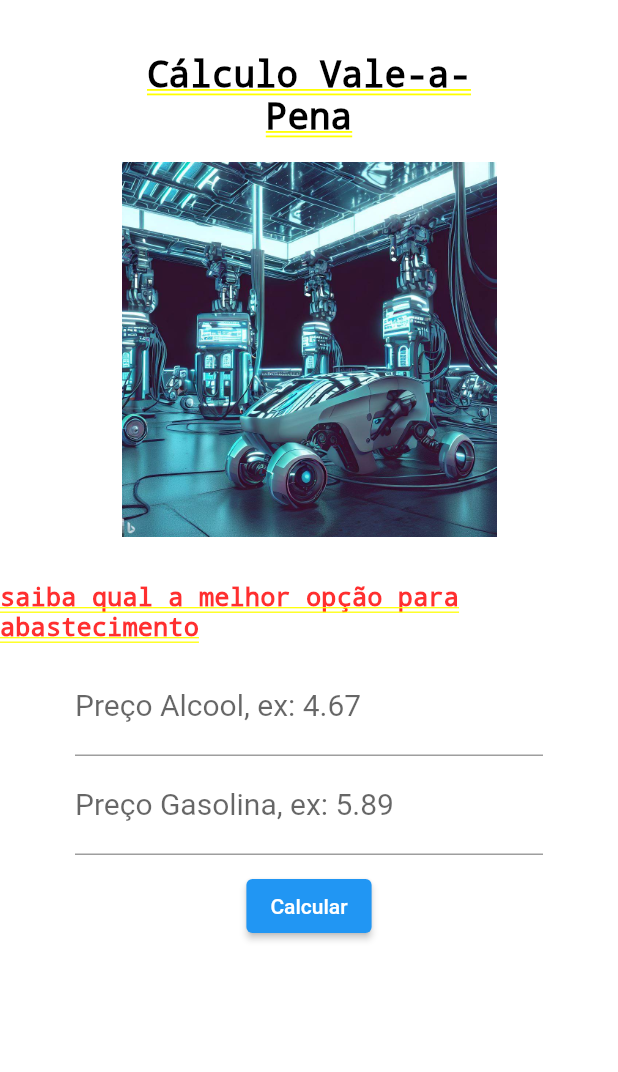
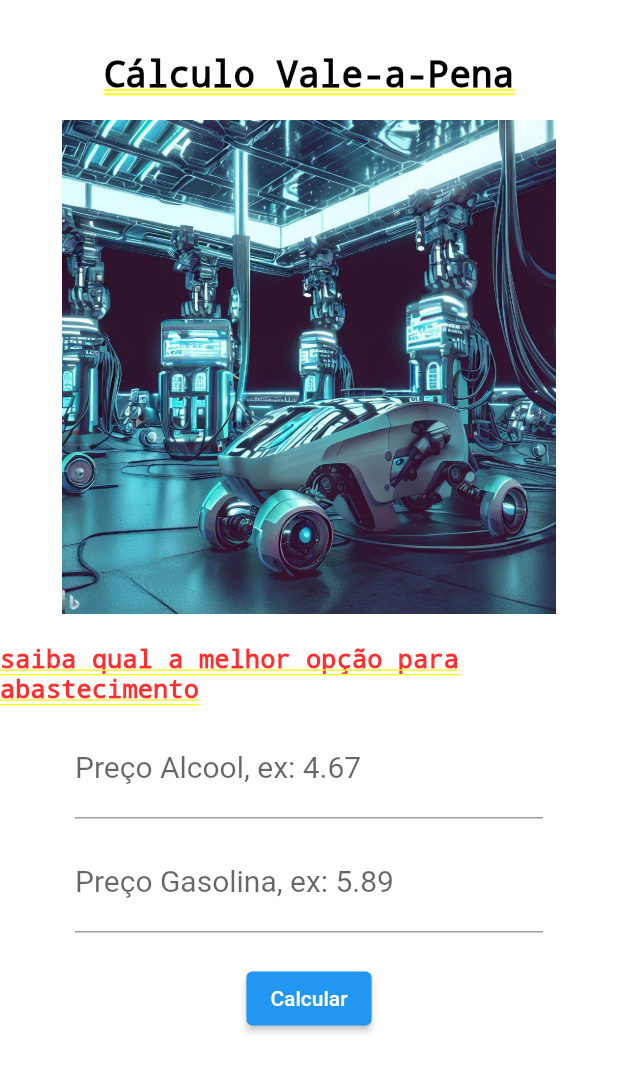
Before and after one commit to LeticiaBHB/postocombustivelflutter, a Flutter app: the CalculoScreen screen opened by its route, on a phone screen of 412 x 824 dp. Shown: the top 1072 px of the screen. Run offline on Flutter 3.47's test engine with Material 2 defaults, Android fonts, the phone set to English and light mode, and no system bars.

Commit message:
Update calculo.dart

```diff
--- a/lib/calculo.dart
+++ b/lib/calculo.dart
@@ -10,28 +10,28 @@ class _CalculoScreenState extends State<CalculoScreen> {
   TextEditingController _controllerGasolina = TextEditingController();
   String _textoResultado = '';
 
-  void _calcular(){
+  void _calcular() {
     double? precoAlcool = double.tryParse(_controllerAlcool.text);
     double? precoGasolina = double.tryParse(_controllerGasolina.text);
-  if(precoAlcool == null || precoGasolina == null){
-    setState((){
+    if (precoAlcool == null || precoGasolina == null) {
+      setState(() {
         _textoResultado = 'Número Inválido';
       });
-
-  }else{
-   if ((precoAlcool / precoGasolina) >= 0.7){
-     setState((){
+    } else {
+      if ((precoAlcool / precoGasolina) >= 0.7) {
+        setState(() {
           _textoResultado = 'melhor abastecer com gasolina';
         });
       } else {
-     setState((){
+        setState(() {
           _textoResultado = 'melhor abastecer com Álcool';
         });
       }
       _limparCampos();
     }
   }
-  void _limparCampos(){
+
+  void _limparCampos() {
     _controllerGasolina.text = '';
     _controllerAlcool.text = '';
   }
@@ -40,10 +40,11 @@ class _CalculoScreenState extends State<CalculoScreen> {
   Widget build(BuildContext context) {
     return SingleChildScrollView(
       child: Column(
+        crossAxisAlignment: CrossAxisAlignment.center,
         children: [
           Container(
             margin: EdgeInsets.fromLTRB(0, 20, 0, 0),
-            width: 250,
+            width: MediaQuery.of(context).size.width * 0.8,
             padding: EdgeInsets.all(16.0),
             child: Text(
               "Cálculo Vale-a-Pena",
@@ -52,8 +53,8 @@ class _CalculoScreenState extends State<CalculoScreen> {
             ),
           ),
           Padding(
-            padding: EdgeInsets.only(bottom: 30),
-            child: Image.asset('assets/posto.jpeg', width: 500, height: 250),
+            padding: EdgeInsets.only(bottom: 20),
+            child: Image.asset('assets/posto.jpeg', width: MediaQuery.of(context).size.width * 0.8),
           ),
           Padding(
             padding: EdgeInsets.only(bottom: 10),
@@ -66,23 +67,22 @@ class _CalculoScreenState extends State<CalculoScreen> {
             ),
           ),
           Container(
-            margin: EdgeInsets.fromLTRB(50, 0, 50, 0),
+            margin: EdgeInsets.symmetric(horizontal: 50),
             child: Column(
               crossAxisAlignment: CrossAxisAlignment.stretch,
               children: [
                 TextField(
                   keyboardType: TextInputType.number,
-                  decoration:
-                      InputDecoration(labelText: 'Preço Alcool, ex: 4.67'),
+                  decoration: InputDecoration(labelText: 'Preço Alcool, ex: 4.67'),
                   style: TextStyle(
                     fontSize: 20,
                   ),
                   controller: _controllerAlcool,
                 ),
+                SizedBox(height: 10),
                 TextField(
                   keyboardType: TextInputType.number,
-                  decoration:
-                      InputDecoration(labelText: 'Preço Gasolina, ex: 5.89'),
+                  decoration: InputDecoration(labelText: 'Preço Gasolina, ex: 5.89'),
                   style: TextStyle(
                     fontSize: 20,
                   ),
@@ -91,24 +91,26 @@ class _CalculoScreenState extends State<CalculoScreen> {
               ],
             ),
           ),
-          Padding(
-            padding: EdgeInsets.only(top: 10),
-            child: ElevatedButton(
+          SizedBox(height: 20),
+          ElevatedButton(
             child: Text('Calcular'),
-              onPressed: () {_calcular();},
+            onPressed: () {
+              _calcular();
+            },
           ),
-          ),
-          Padding(
-              padding: EdgeInsets.only(top:20),
-            child: Text ('$_textoResultado ',
-            style: TextStyle(
-              fontSize: 18,
-              fontWeight: FontWeight.bold
-            ),
-            ),
+          SizedBox(height: 20),
+          Text(
+            '$_textoResultado ',
+            style: TextStyle(fontSize: 18, fontWeight: FontWeight.bold),
           ),
         ],
       ),
     );
   }
 }
+
+void main() {
+  runApp(MaterialApp(
+    home: CalculoScreen(),
+  ));
+}
```
Lines whose indentation alone changed are shown as unchanged.
